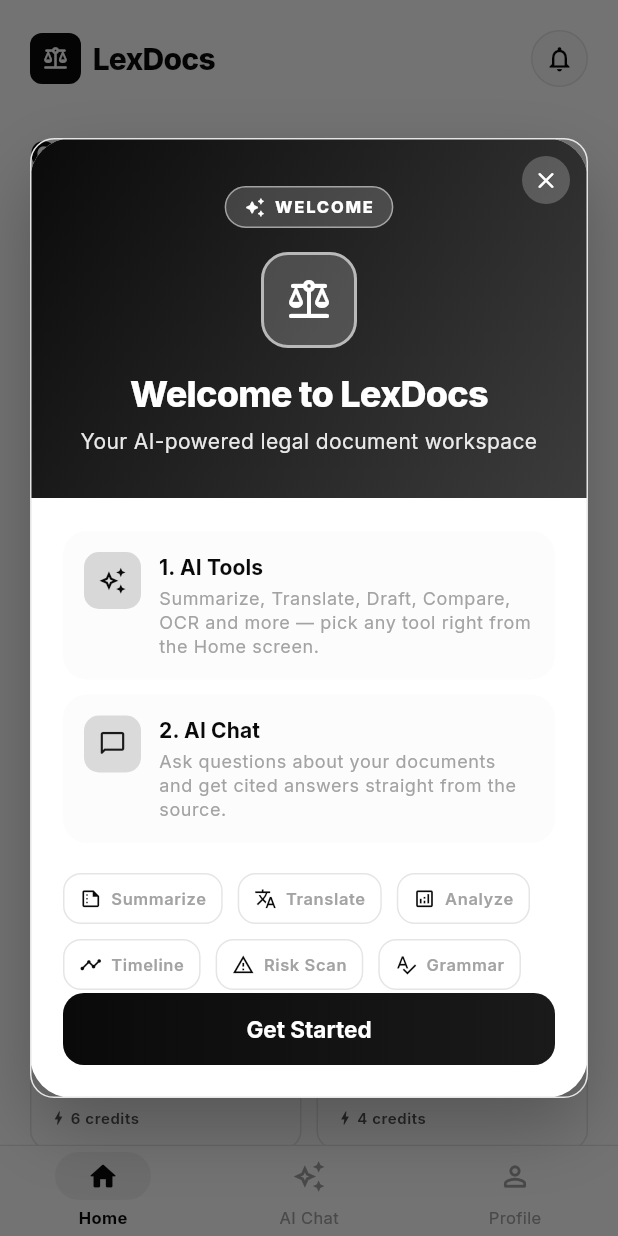
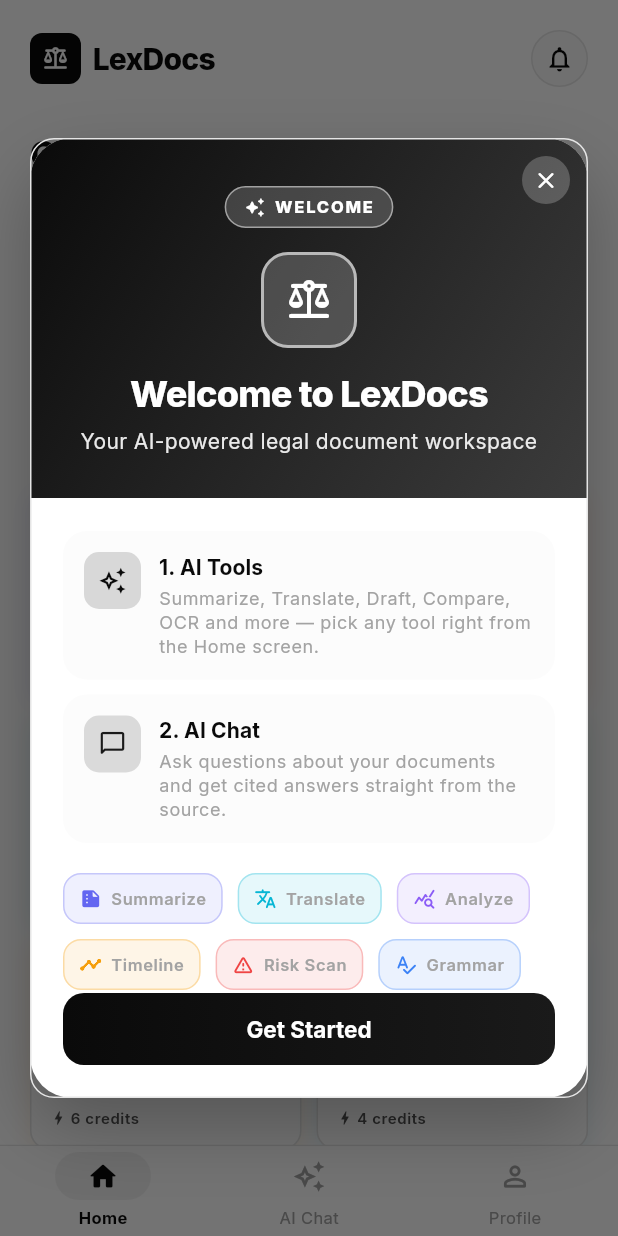
Before and after one commit to anujywork1817-hash/manuworks-new, a Flutter app: the DashboardScreen screen opened by its route, on a phone screen of 412 x 824 dp. Run offline on Flutter 3.47's test engine with Material 3 defaults, Android fonts, the phone set to English and light mode, and no system bars; our stand-ins replace dio, file_picker, fl_chart, flutter_local_notifications, flutter_markdown, flutter_riverpod and 10 more; missing offline and left inert: dart:html, razorpay_flutter; accounts and stored records are empty; network calls fail.

Commit message:
Colorize AI feature icons across the app
Gives each of the 11 AI features its own accent color (extension-
marketplace style) instead of one flat gray icon. Applied to the AI
Features grid, the Dashboard's AI Tools cards, the feature detail
screen's header/appbar, and the welcome dialog's feature chips, so
the same color consistently identifies the same feature everywhere.

Co-Authored-By: Claude Sonnet 5 <noreply@anthropic.com>

```diff
--- a/flutter/docassist_app/lib/features/ai_features/screens/ai_feature_detail_screen.dart
+++ b/flutter/docassist_app/lib/features/ai_features/screens/ai_feature_detail_screen.dart
@@ -34,26 +34,29 @@ const Map<String, List<String>> kAiFeatureCopy = {
 };
 
 /// Icon + label lookup for every AI feature, shared with the AiFeaturesScreen
-/// grid so both stay in sync.
+/// grid so both stay in sync. Each feature carries its own accent color so
+/// the grid reads like a set of distinct app/extension icons rather than one
+/// flat monochrome block.
 class AiFeatureInfo {
   final String id;
   final IconData icon;
   final String label;
-  const AiFeatureInfo(this.id, this.icon, this.label);
+  final Color color;
+  const AiFeatureInfo(this.id, this.icon, this.label, this.color);
 }
 
 const kAiFeatures = [
-  AiFeatureInfo('summarize', Icons.summarize_outlined, 'Summarize'),
-  AiFeatureInfo('keypoints', Icons.list_outlined, 'Key Points'),
-  AiFeatureInfo('timeline', Icons.timeline_outlined, 'Timeline'),
-  AiFeatureInfo('actions', Icons.task_alt_outlined, 'Actions'),
-  AiFeatureInfo('analyze', Icons.analytics_outlined, 'Analyze'),
-  AiFeatureInfo('translate', Icons.translate_outlined, 'Translate'),
-  AiFeatureInfo('citations', Icons.gavel_outlined, 'Citations'),
-  AiFeatureInfo('risks', Icons.warning_amber_outlined, 'Risk Scan'),
-  AiFeatureInfo('deadlines', Icons.event_outlined, 'Deadlines'),
-  AiFeatureInfo('autotags', Icons.label_outlined, 'Auto-Tags'),
-  AiFeatureInfo('grammar', Icons.spellcheck_outlined, 'Grammar'),
+  AiFeatureInfo('summarize', Icons.summarize_rounded, 'Summarize', Color(0xFF6366F1)),
+  AiFeatureInfo('keypoints', Icons.checklist_rounded, 'Key Points', Color(0xFF0EA5E9)),
+  AiFeatureInfo('timeline', Icons.timeline_rounded, 'Timeline', Color(0xFFF59E0B)),
+  AiFeatureInfo('actions', Icons.task_alt_rounded, 'Actions', Color(0xFF22C55E)),
+  AiFeatureInfo('analyze', Icons.query_stats_rounded, 'Analyze', Color(0xFF8B5CF6)),
+  AiFeatureInfo('translate', Icons.translate_rounded, 'Translate', Color(0xFF06B6D4)),
+  AiFeatureInfo('citations', Icons.gavel_rounded, 'Citations', Color(0xFF9333EA)),
+  AiFeatureInfo('risks', Icons.warning_amber_rounded, 'Risk Scan', Color(0xFFEF4444)),
+  AiFeatureInfo('deadlines', Icons.event_rounded, 'Deadlines', Color(0xFFEC4899)),
+  AiFeatureInfo('autotags', Icons.label_rounded, 'Auto-Tags', Color(0xFF14B8A6)),
+  AiFeatureInfo('grammar', Icons.spellcheck_rounded, 'Grammar', Color(0xFF3B82F6)),
 ];
 
 /// A screen dedicated to ONE AI feature (e.g. just "Summarize").
@@ -427,7 +430,17 @@ class _AiFeatureDetailScreenState extends ConsumerState<AiFeatureDetailScreen> {
     return Scaffold(
       appBar: AppBar(
         title: Row(mainAxisSize: MainAxisSize.min, children: [
-          Icon(_feature.icon, color: AppColors.accent, size: 20),
+          Container(
+            width: 28, height: 28,
+            decoration: BoxDecoration(
+              gradient: LinearGradient(
+                begin: Alignment.topLeft, end: Alignment.bottomRight,
+                colors: [_feature.color, _feature.color.withValues(alpha: 0.7)],
+              ),
+              borderRadius: BorderRadius.circular(8),
+            ),
+            child: Icon(_feature.icon, color: Colors.white, size: 15),
+          ),
           const SizedBox(width: 8),
           Text(_feature.label),
         ]),
@@ -577,8 +590,18 @@ class _AiFeatureDetailScreenState extends ConsumerState<AiFeatureDetailScreen> {
       padding: const EdgeInsets.all(AppSpacing.md),
       child: Column(crossAxisAlignment: CrossAxisAlignment.start, children: [
         Row(children: [
-          Icon(_feature.icon, color: AppColors.accent, size: 20),
-          const SizedBox(width: 8),
+          Container(
+            width: 34, height: 34,
+            decoration: BoxDecoration(
+              gradient: LinearGradient(
+                begin: Alignment.topLeft, end: Alignment.bottomRight,
+                colors: [_feature.color, _feature.color.withValues(alpha: 0.7)],
+              ),
+              borderRadius: BorderRadius.circular(10),
+            ),
+            child: Icon(_feature.icon, color: Colors.white, size: 18),
+          ),
+          const SizedBox(width: 10),
           Expanded(child: Text(_copy[0],
               style: const TextStyle(fontSize: 18, fontWeight: FontWeight.bold,
                   color: AppColors.textPrimary))),
--- a/flutter/docassist_app/lib/features/dashboard/screens/dashboard_screen.dart
+++ b/flutter/docassist_app/lib/features/dashboard/screens/dashboard_screen.dart
@@ -141,7 +141,8 @@ class _DashboardScreenState extends ConsumerState<DashboardScreen> {
                     const SizedBox(height: 14),
                     IntrinsicHeight(child: Row(children: [
                       Expanded(child: _AiToolCard(
-                        icon: Icons.summarize_outlined,
+                        icon: Icons.summarize_rounded,
+                        color: const Color(0xFF6366F1),
                         title: 'Generate Summary',
                         subtitle: 'Turn long docs into concise summaries',
                         credits: UsageTracker.creditsFor('summarize'),
@@ -150,7 +151,8 @@ class _DashboardScreenState extends ConsumerState<DashboardScreen> {
                       )),
                       const SizedBox(width: 10),
                       Expanded(child: _AiToolCard(
-                        icon: Icons.edit_note_outlined,
+                        icon: Icons.edit_note_rounded,
+                        color: const Color(0xFFF97316),
                         title: 'Drafter',
                         subtitle: 'Draft documents tailored to your needs',
                         credits: UsageTracker.creditsFor('draft'),
@@ -161,7 +163,8 @@ class _DashboardScreenState extends ConsumerState<DashboardScreen> {
                     const SizedBox(height: 10),
                     IntrinsicHeight(child: Row(children: [
                       Expanded(child: _AiToolCard(
-                        icon: Icons.translate_outlined,
+                        icon: Icons.translate_rounded,
+                        color: const Color(0xFF06B6D4),
                         title: 'Translator',
                         subtitle: 'Translate documents instantly',
                         credits: UsageTracker.creditsFor('translate'),
@@ -170,7 +173,8 @@ class _DashboardScreenState extends ConsumerState<DashboardScreen> {
                       )),
                       const SizedBox(width: 10),
                       Expanded(child: _AiToolCard(
-                        icon: Icons.document_scanner_outlined,
+                        icon: Icons.document_scanner_rounded,
+                        color: const Color(0xFF10B981),
                         title: 'OCR',
                         subtitle: 'Convert scanned docs to editable text',
                         credits: UsageTracker.creditsFor('ocr'),
@@ -181,7 +185,8 @@ class _DashboardScreenState extends ConsumerState<DashboardScreen> {
                     const SizedBox(height: 10),
                     IntrinsicHeight(child: Row(children: [
                       Expanded(child: _AiToolCard(
-                        icon: Icons.timeline_outlined,
+                        icon: Icons.timeline_rounded,
+                        color: const Color(0xFFF59E0B),
                         title: 'Timeline Generator',
                         subtitle: 'Visualize events in sequence over time',
                         credits: UsageTracker.creditsFor('timeline'),
@@ -190,7 +195,8 @@ class _DashboardScreenState extends ConsumerState<DashboardScreen> {
                       )),
                       const SizedBox(width: 10),
                       Expanded(child: _AiToolCard(
-                        icon: Icons.chat_bubble_outline_rounded,
+                        icon: Icons.chat_bubble_rounded,
+                        color: const Color(0xFF0EA5E9),
                         title: 'Ask Questions',
                         subtitle: 'Ask questions & get cited answers',
                         credits: UsageTracker.creditsFor('ai_chat'),
@@ -202,6 +208,7 @@ class _DashboardScreenState extends ConsumerState<DashboardScreen> {
                     IntrinsicHeight(child: Row(children: [
                       Expanded(child: _AiToolCard(
                         icon: Icons.compare_arrows_rounded,
+                        color: const Color(0xFFEC4899),
                         title: 'Compare Documents',
                         subtitle: 'Compare two documents side by side',
                         credits: UsageTracker.creditsFor('compare'),
@@ -210,7 +217,8 @@ class _DashboardScreenState extends ConsumerState<DashboardScreen> {
                       )),
                       const SizedBox(width: 10),
                       Expanded(child: _AiToolCard(
-                        icon: Icons.gavel_outlined,
+                        icon: Icons.gavel_rounded,
+                        color: const Color(0xFF9333EA),
                         title: 'Citation Verifier',
                         subtitle: 'Verify citations instantly',
                         credits: UsageTracker.creditsFor('citations'),
@@ -321,6 +329,7 @@ class _QuickCard extends StatelessWidget {
 
 class _AiToolCard extends StatelessWidget {
   final IconData icon;
+  final Color color;
   final String title, subtitle;
   final int credits;
   final String? badge; // e.g. 'NEW' / 'PRO'
@@ -329,7 +338,7 @@ class _AiToolCard extends StatelessWidget {
   final TextTheme tt;
 
   const _AiToolCard({
-    required this.icon, required this.title, required this.subtitle,
+    required this.icon, required this.color, required this.title, required this.subtitle,
     required this.credits,
     required this.onTap, required this.cs, required this.tt,
   }) : badge = null;
@@ -343,6 +352,8 @@ class _AiToolCard extends StatelessWidget {
         color: cs.surface,
         borderRadius: BorderRadius.circular(12),
         border: Border.all(color: cs.outline),
+        boxShadow: [BoxShadow(
+          color: color.withValues(alpha: 0.10), blurRadius: 10, offset: const Offset(0, 3))],
       ),
       child: Column(crossAxisAlignment: CrossAxisAlignment.start, children: [
         // Icon + optional badge
@@ -350,11 +361,14 @@ class _AiToolCard extends StatelessWidget {
           Container(
             width: 32, height: 32,
             decoration: BoxDecoration(
-              color: cs.primaryContainer,
+              gradient: LinearGradient(
+                begin: Alignment.topLeft, end: Alignment.bottomRight,
+                colors: [color, color.withValues(alpha: 0.7)],
+              ),
               borderRadius: BorderRadius.circular(8),
             ),
             alignment: Alignment.center,
-            child: Icon(icon, color: cs.primary, size: 16),
+            child: Icon(icon, color: Colors.white, size: 16),
           ),
           if (badge != null) ...[
             const Spacer(),
--- a/flutter/docassist_app/lib/features/dashboard/widgets/welcome_dialog.dart
+++ b/flutter/docassist_app/lib/features/dashboard/widgets/welcome_dialog.dart
@@ -138,7 +138,7 @@ class _WelcomeDialog extends StatelessWidget {
                     spacing: 10, runSpacing: 10,
                     children: _highlightFeatures.map((id) {
                       final f = kAiFeatures.firstWhere((e) => e.id == id);
-                      return _FeatureChip(icon: f.icon, label: f.label, cs: cs, tt: tt);
+                      return _FeatureChip(icon: f.icon, label: f.label, color: f.color, cs: cs, tt: tt);
                     }).toList(),
                   ),
                   const SizedBox(height: 22),
@@ -242,19 +242,22 @@ class _WayCard extends StatelessWidget {
 class _FeatureChip extends StatelessWidget {
   final IconData icon;
   final String label;
+  final Color color;
   final ColorScheme cs;
   final TextTheme tt;
-  const _FeatureChip({required this.icon, required this.label, required this.cs, required this.tt});
+  const _FeatureChip({required this.icon, required this.label, required this.color,
+      required this.cs, required this.tt});
 
   @override
   Widget build(BuildContext context) => Container(
     padding: const EdgeInsets.symmetric(horizontal: 10, vertical: 8),
     decoration: BoxDecoration(
+      color: color.withValues(alpha: 0.10),
       borderRadius: BorderRadius.circular(12),
-      border: Border.all(color: cs.outline),
+      border: Border.all(color: color.withValues(alpha: 0.3)),
     ),
     child: Row(mainAxisSize: MainAxisSize.min, children: [
-      Icon(icon, size: 15, color: cs.primary),
+      Icon(icon, size: 15, color: color),
       const SizedBox(width: 6),
       Text(label, style: tt.labelSmall?.copyWith(fontWeight: FontWeight.w600)),
     ]),
```
Also changed, not shown: flutter/docassist_app/lib/features/ai_features/screens/ai_features_screen.dart (+32 -8 lines).
